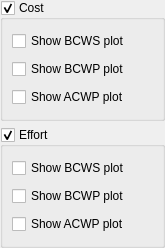
The window that kplato/libs/ui/kptperformancestatusviewsettingspanel.ui (KDE/calligra) describes before a commit, drawn with Qt 5.
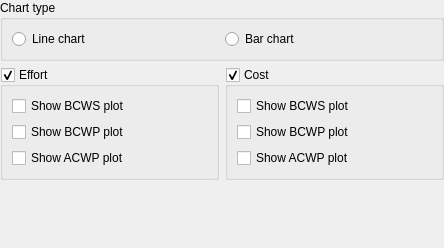
The same window after the commit.

Commit message: Use kdchart for performance charting (replaces KPlotWidget)

Diff of the .ui file:
```diff
--- a/kplato/libs/ui/kptperformancestatusviewsettingspanel.ui
+++ b/kplato/libs/ui/kptperformancestatusviewsettingspanel.ui
@@ -1,11 +1,11 @@
 <ui version="4.0" >
  <class>KPlato::PerformanceStatusViewSettingsPanel</class>
- <widget class="QWidget" name="KPlato::PerformanceStatusViewSettingsPanel" >
-  <property name="geometry" >
+ <widget class="QWidget" name="KPlato::PerformanceStatusViewSettingsPanel">
+  <property name="geometry">
    <rect>
     <x>0</x>
     <y>0</y>
-    <width>165</width>
+    <width>444</width>
     <height>248</height>
    </rect>
   </property>
@@ -14,80 +14,125 @@
     <number>0</number>
    </property>
    <item>
-    <widget class="QGroupBox" name="ui_cost" >
-     <property name="title" >
-      <string>Cost</string>
+    <widget class="QGroupBox" name="groupBox">
+     <property name="title">
+      <string>Chart type</string>
      </property>
-     <property name="flat" >
-      <bool>false</bool>
-     </property>
-     <property name="checkable" >
-      <bool>true</bool>
-     </property>
-     <property name="checked" >
-      <bool>true</bool>
-     </property>
-     <layout class="QGridLayout" name="gridLayout_3" >
-      <item row="0" column="0" colspan="2" >
-       <widget class="QCheckBox" name="ui_bcwsCost" >
-        <property name="text" >
-         <string>Show BCWS plot</string>
+     <layout class="QHBoxLayout" name="horizontalLayout_2">
+      <item>
+       <widget class="QRadioButton" name="ui_linechart">
+        <property name="text">
+         <string>Line chart</string>
         </property>
        </widget>
       </item>
-      <item row="1" column="0" >
-       <widget class="QCheckBox" name="ui_bcwpCost" >
-        <property name="text" >
-         <string>Show BCWP plot</string>
+      <item>
+       <widget class="QRadioButton" name="ui_barchart">
+        <property name="text">
+         <string>Bar chart</string>
         </property>
        </widget>
       </item>
-      <item row="2" column="0" >
-       <widget class="QCheckBox" name="ui_acwpCost" >
-        <property name="text" >
-         <string>Show ACWP plot</string>
-        </property>
-       </widget>
-      </item>
      </layout>
     </widget>
    </item>
    <item>
-    <widget class="QGroupBox" name="ui_effort" >
-     <property name="title" >
-      <string>Effort</string>
-     </property>
-     <property name="flat" >
-      <bool>false</bool>
-     </property>
-     <property name="checkable" >
-      <bool>true</bool>
-     </property>
-     <layout class="QGridLayout" name="gridLayout_2" >
-      <item row="0" column="0" colspan="2" >
-       <widget class="QCheckBox" name="ui_bcwsEffort" >
-        <property name="text" >
-         <string>Show BCWS plot</string>
+    <widget class="QWidget" name="widget" native="true">
+     <layout class="QHBoxLayout" name="horizontalLayout">
+      <property name="margin">
+       <number>0</number>
+      </property>
+      <item>
+       <widget class="QGroupBox" name="ui_effort">
+        <property name="title">
+         <string>Effort</string>
         </property>
-       </widget>
-      </item>
-      <item row="1" column="0" >
-       <widget class="QCheckBox" name="ui_bcwpEffort" >
-        <property name="text" >
-         <string>Show BCWP plot</string>
+        <property name="flat">
+         <bool>false</bool>
         </property>
+        <property name="checkable">
+         <bool>true</bool>
+        </property>
+        <layout class="QGridLayout" name="gridLayout_2">
+         <item row="0" column="0" colspan="2">
+          <widget class="QCheckBox" name="ui_bcwsEffort">
+           <property name="text">
+            <string>Show BCWS plot</string>
+           </property>
+          </widget>
+         </item>
+         <item row="2" column="0">
+          <widget class="QCheckBox" name="ui_acwpEffort">
+           <property name="text">
+            <string>Show ACWP plot</string>
+           </property>
+          </widget>
+         </item>
+         <item row="1" column="0">
+          <widget class="QCheckBox" name="ui_bcwpEffort">
+           <property name="text">
+            <string>Show BCWP plot</string>
+           </property>
+          </widget>
+         </item>
+        </layout>
        </widget>
       </item>
-      <item row="2" column="0" >
-       <widget class="QCheckBox" name="ui_acwpEffort" >
-        <property name="text" >
-         <string>Show ACWP plot</string>
+      <item>
+       <widget class="QGroupBox" name="ui_cost">
+        <property name="title">
+         <string>Cost</string>
         </property>
+        <property name="flat">
+         <bool>false</bool>
+        </property>
+        <property name="checkable">
+         <bool>true</bool>
+        </property>
+        <property name="checked">
+         <bool>true</bool>
+        </property>
+        <layout class="QGridLayout" name="gridLayout_3">
+         <item row="0" column="0" colspan="2">
+          <widget class="QCheckBox" name="ui_bcwsCost">
+           <property name="text">
+            <string>Show BCWS plot</string>
+           </property>
+          </widget>
+         </item>
+         <item row="1" column="0">
+          <widget class="QCheckBox" name="ui_bcwpCost">
+           <property name="text">
+            <string>Show BCWP plot</string>
+           </property>
+          </widget>
+         </item>
+         <item row="2" column="0">
+          <widget class="QCheckBox" name="ui_acwpCost">
+           <property name="text">
+            <string>Show ACWP plot</string>
+           </property>
+          </widget>
+         </item>
+        </layout>
        </widget>
       </item>
      </layout>
     </widget>
    </item>
+   <item>
+    <spacer name="verticalSpacer">
+     <property name="orientation">
+      <enum>Qt::Vertical</enum>
+     </property>
+     <property name="sizeHint" stdset="0">
+      <size>
+       <width>20</width>
+       <height>40</height>
+      </size>
+     </property>
+    </spacer>
+   </item>
   </layout>
  </widget>
  <resources/>
```
Left out of the diff: 7 changed lines with no effect on the pictures. The commit also changes 9 other files.
